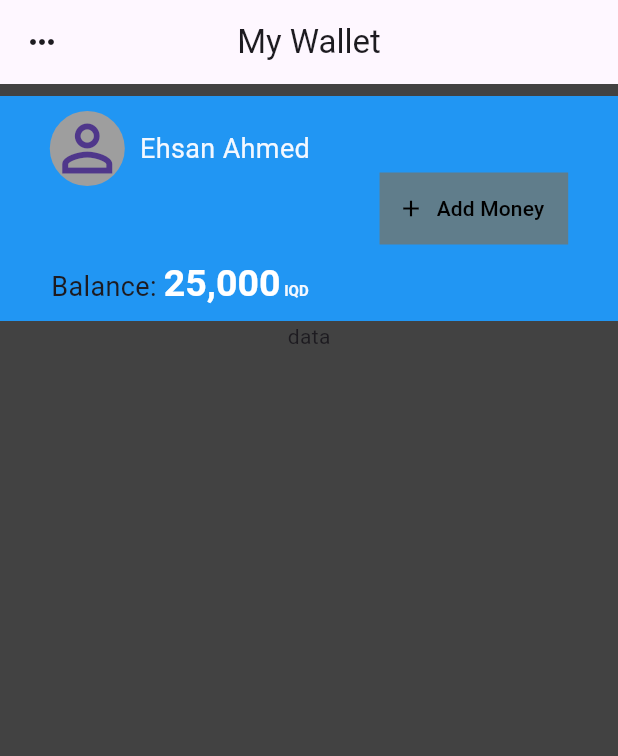
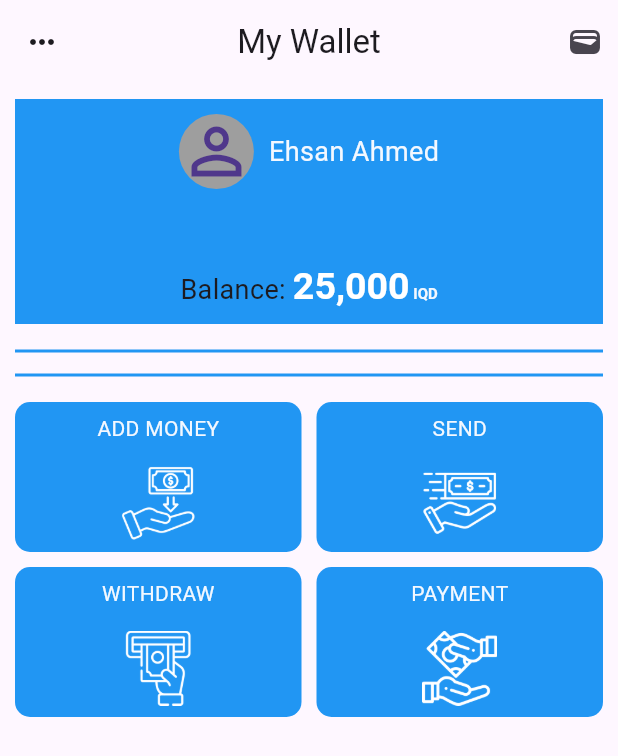
Before and after one commit to e7san99/wallet, a Flutter app: the screen it shows after launch, on a phone screen of 412 x 824 dp. Shown: the top 756 px of the screen. Run offline on Flutter 3.47's test engine with Material 3 defaults, Android fonts, the phone set to English and light mode, and no system bars; our stand-ins replace mask_text_input_formatter, shimmer.

Commit message:
gridview is done in (HomePage)

```diff
--- a/lib/screen/home.dart
+++ b/lib/screen/home.dart
@@ -9,22 +9,40 @@ class HomePage extends StatefulWidget {
 }
 
 class _HomePageState extends State<HomePage> {
+  List<String> title = [
+    'ADD MONEY',
+    'SEND',
+    'WITHDRAW',
+    'PAYMENT',
+  ];
+  List<String> images = [
+    'add.png',
+    'send.png',
+    'withdraw.png',
+    'payment.png',
+  ];
   @override
   Widget build(BuildContext context) {
     return Scaffold(
-      backgroundColor: Colors.grey[800],
+      //backgroundColor: Colors.grey[800],
       appBar: AppBar(
         leading: const Icon(Icons.more_horiz),
         title: const Text('My Wallet'),
         centerTitle: true,
         elevation: 0,
+        actions: const [
+          Padding(
+            padding: EdgeInsets.only(right: 10.0),
+            child: Icon(Icons.wallet),
+          )
+        ],
       ),
       body: Column(
         crossAxisAlignment: CrossAxisAlignment.center,
         mainAxisAlignment: MainAxisAlignment.start,
         children: [
           Padding(
-            padding: const EdgeInsets.only(top: 8.0),
+            padding: const EdgeInsets.all(10),
             child: Container(
               padding: const EdgeInsets.all(10),
               height: 150,
@@ -87,24 +105,69 @@ class _HomePageState extends State<HomePage> {
                       ),
                     ],
                   ),
-                  DecoratedBox(
-                    decoration: const BoxDecoration(color: Colors.blueGrey),
-                    child: TextButton.icon(
-                        onPressed: () {},
-                        icon: const Icon(
-                          Icons.add,
-                          color: Colors.black,
-                        ),
-                        label: const Text(
-                          'Add Money',
-                          style: TextStyle(color: Colors.black),
-                        )),
-                  ),
+                  // DecoratedBox(
+                  //   decoration: const BoxDecoration(color: Colors.blueGrey),
+                  //   child: TextButton.icon(
+                  //       onPressed: () {},
+                  //       icon: const Icon(
+                  //         Icons.add,
+                  //         color: Colors.black,
+                  //       ),
+                  //       label: const Text(
+                  //         'Add Money',
+                  //         style: TextStyle(color: Colors.black),
+                  //       )),
+                  // ),
                 ],
               ),
             ),
           ),
-          const Text('data'),
+          Divider(
+            color: backgroundColor,
+            indent: 10,
+            endIndent: 10,
+            thickness: 2,
+          ),
+          Divider(
+            color: backgroundColor,
+            indent: 10,
+            endIndent: 10,
+            thickness: 2,
+          ),
+          Expanded(
+            child: GridView.builder(
+              itemCount: 4,
+              padding: const EdgeInsets.all(10),
+              gridDelegate: const SliverGridDelegateWithFixedCrossAxisCount(
+                crossAxisCount: 2,
+                crossAxisSpacing: 10,
+                mainAxisSpacing: 10,
+                mainAxisExtent: 100,
+              ),
+              itemBuilder: (context, index) {
+                return Container(
+                  height: 100,
+                  decoration: BoxDecoration(
+                      color: Colors.blue,
+                      borderRadius: BorderRadius.circular(10)),
+                  child: Column(
+                    mainAxisAlignment: MainAxisAlignment.spaceAround,
+                    children: [
+                      Text(
+                        title[index],
+                        style: TextStyle(color: foregroundColor),
+                      ),
+                      Image.asset(
+                        height: 50,
+                        fit: BoxFit.fill,
+                        'assets/img/${images[index]}',
+                      ),
+                    ],
+                  ),
+                );
+              },
+            ),
+          ),
         ],
       ),
     );
--- a/pubspec.yaml
+++ b/pubspec.yaml
@@ -61,9 +61,8 @@ flutter:
   uses-material-design: true
 
   # To add assets to your application, add an assets section, like this:
-  # assets:
-  #   - images/a_dot_burr.jpeg
-  #   - images/a_dot_ham.jpeg
+  assets:
+    - assets/img/
 
   # An image asset can refer to one or more resolution-specific "variants", see
   # https://flutter.dev/assets-and-images/#resolution-aware
```
Also changed, not shown: assets/img/add.png (added), assets/img/payment.png (added), assets/img/send.png (added), assets/img/withdraw.png (added).
